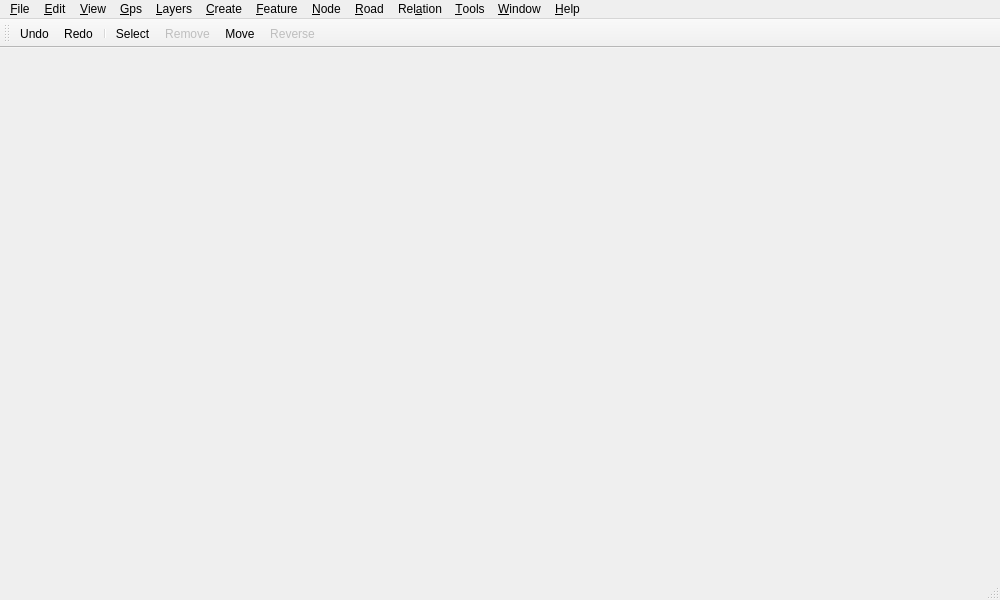
The window that MainWindow.ui (openstreetmap/merkaartor) describes before a commit, drawn with Qt 5.
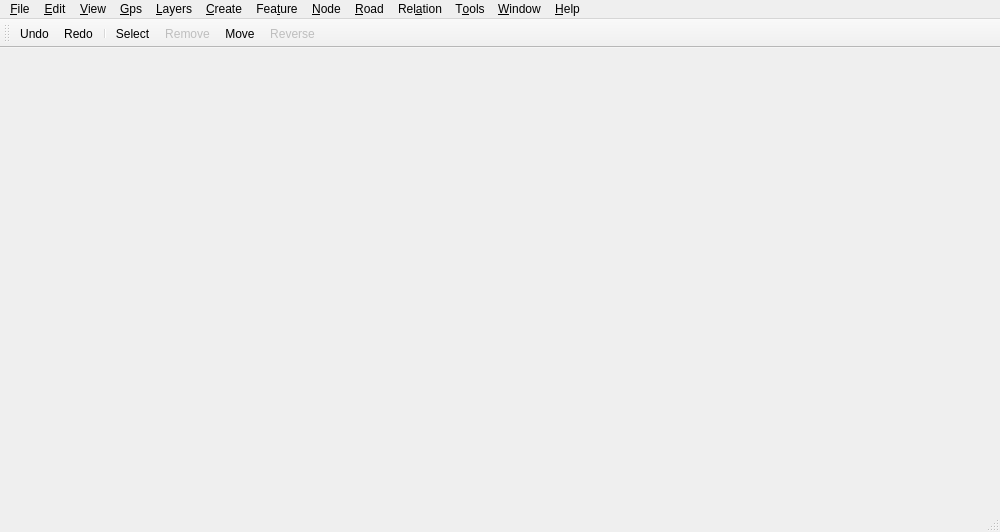
The same window after the commit. Icons and pictures are not drawn.

Commit message: FIX : Cache preferences values for quicker access. FIX : Crash wen reloading MDC when no layer specified in the command XML (fixes #1434) ADD : "Offline" mode switch. ADD : Add a "Separate Move Mode" preference to remove "Move" mode. Moving features will be done from the "Edit" mode if deactivated. Only selected feature can be moved, then.

The edit to the form file:
```diff
--- a/MainWindow.ui
+++ b/MainWindow.ui
@@ -1,13 +1,13 @@
 <?xml version="1.0" encoding="UTF-8"?>
 <ui version="4.0">
  <class>MainWindow</class>
- <widget class="QMainWindow" name="MainWindow">
-  <property name="geometry">
+ <widget class="QMainWindow" name="MainWindow" >
+  <property name="geometry" >
    <rect>
     <x>0</x>
     <y>0</y>
     <width>1000</width>
-    <height>600</height>
+    <height>532</height>
    </rect>
   </property>
   <property name="windowTitle">
@@ -17,24 +17,24 @@
    <iconset resource="Icons/AllIcons.qrc">
     <normaloff>:/Icons/Merkaartor.xpm</normaloff>:/Icons/Merkaartor.xpm</iconset>
   </property>
-  <widget class="QWidget" name="centralWidget"/>
-  <widget class="QMenuBar" name="theMenuBar">
-   <property name="geometry">
+  <widget class="QWidget" name="centralWidget" />
+  <widget class="QMenuBar" name="theMenuBar" >
+   <property name="geometry" >
     <rect>
      <x>0</x>
      <y>0</y>
      <width>1000</width>
-     <height>21</height>
+     <height>24</height>
     </rect>
    </property>
-   <widget class="QMenu" name="menuHelp">
-    <property name="title">
+   <widget class="QMenu" name="menuHelp" >
+    <property name="title" >
      <string>&amp;Help</string>
     </property>
     <addaction name="helpAboutAction"/>
    </widget>
-   <widget class="QMenu" name="menuCreate">
-    <property name="title">
+   <widget class="QMenu" name="menuCreate" >
+    <property name="title" >
      <string>&amp;Create</string>
     </property>
     <addaction name="createNodeAction"/>
@@ -44,8 +44,8 @@
     <addaction name="createAreaAction"/>
     <addaction name="createRelationAction"/>
    </widget>
-   <widget class="QMenu" name="menuRoad">
-    <property name="title">
+   <widget class="QMenu" name="menuRoad" >
+    <property name="title" >
      <string>&amp;Road</string>
     </property>
     <addaction name="roadSplitAction"/>
@@ -53,8 +53,8 @@
     <addaction name="roadJoinAction"/>
     <addaction name="editReverseAction"/>
    </widget>
-   <widget class="QMenu" name="menuEdit">
-    <property name="title">
+   <widget class="QMenu" name="menuEdit" >
+    <property name="title" >
      <string>&amp;Edit</string>
     </property>
     <addaction name="editUndoAction"/>
@@ -71,8 +71,8 @@
     <addaction name="separator"/>
     <addaction name="editSelectAction"/>
    </widget>
-   <widget class="QMenu" name="menuView">
-    <property name="title">
+   <widget class="QMenu" name="menuView" >
+    <property name="title" >
      <string>&amp;View</string>
     </property>
     <widget class="QMenu" name="menuBookmarks">
@@ -125,8 +125,8 @@
     <addaction name="viewGotoAction"/>
     <addaction name="menuBookmarks"/>
    </widget>
-   <widget class="QMenu" name="menuFile">
-    <property name="title">
+   <widget class="QMenu" name="menuFile" >
+    <property name="title" >
      <string>&amp;File</string>
     </property>
     <widget class="QMenu" name="menuExport">
@@ -173,9 +173,9 @@
     <addaction name="separator"/>
     <addaction name="fileQuitAction"/>
    </widget>
-   <widget class="QMenu" name="menuTools">
-    <property name="title">
-     <string>&amp;Tools</string>
+   <widget class="QMenu" name="menuTools" >
+    <property name="title" >
+     <string>T&amp;ools</string>
     </property>
     <widget class="QMenu" name="menuStyle_2">
      <property name="title">
@@ -202,16 +202,16 @@
     <addaction name="separator"/>
     <addaction name="toolsPreferencesAction"/>
    </widget>
-   <widget class="QMenu" name="menu_Node">
-    <property name="title">
+   <widget class="QMenu" name="menu_Node" >
+    <property name="title" >
      <string>&amp;Node</string>
     </property>
     <addaction name="nodeMergeAction"/>
     <addaction name="nodeAlignAction"/>
     <addaction name="nodeDetachAction"/>
    </widget>
-   <widget class="QMenu" name="windowAction">
-    <property name="title">
+   <widget class="QMenu" name="windowAction" >
+    <property name="title" >
      <string>&amp;Window</string>
     </property>
     <widget class="QMenu" name="menu_Docks">
@@ -231,19 +231,19 @@
     <addaction name="windowHideAllAction"/>
     <addaction name="windowShowAllAction"/>
    </widget>
-   <widget class="QMenu" name="menu_Feature">
-    <property name="title">
-     <string>&amp;Feature</string>
+   <widget class="QMenu" name="menu_Feature" >
+    <property name="title" >
+     <string>Fea&amp;ture</string>
     </property>
     <addaction name="featureCommitAction"/>
    </widget>
-   <widget class="QMenu" name="menuLayers">
-    <property name="title">
+   <widget class="QMenu" name="menuLayers" >
+    <property name="title" >
      <string>&amp;Layers</string>
     </property>
    </widget>
-   <widget class="QMenu" name="menuGps">
-    <property name="title">
+   <widget class="QMenu" name="menuGps" >
+    <property name="title" >
      <string>&amp;Gps</string>
     </property>
     <addaction name="gpsConnectAction"/>
@@ -255,26 +255,26 @@
     <addaction name="separator"/>
     <addaction name="gpsCenterAction"/>
    </widget>
-   <widget class="QMenu" name="menuRelation">
-    <property name="title">
+   <widget class="QMenu" name="menuRelation" >
+    <property name="title" >
      <string>Rel&amp;ation</string>
     </property>
     <addaction name="relationAddMemberAction"/>
     <addaction name="relationRemoveMemberAction"/>
    </widget>
-   <addaction name="menuFile"/>
-   <addaction name="menuEdit"/>
-   <addaction name="menuView"/>
-   <addaction name="menuGps"/>
-   <addaction name="menuLayers"/>
-   <addaction name="menuCreate"/>
-   <addaction name="menu_Feature"/>
-   <addaction name="menu_Node"/>
-   <addaction name="menuRoad"/>
-   <addaction name="menuRelation"/>
-   <addaction name="menuTools"/>
-   <addaction name="windowAction"/>
-   <addaction name="menuHelp"/>
+   <addaction name="menuFile" />
+   <addaction name="menuEdit" />
+   <addaction name="menuView" />
+   <addaction name="menuGps" />
+   <addaction name="menuLayers" />
+   <addaction name="menuCreate" />
+   <addaction name="menu_Feature" />
+   <addaction name="menu_Node" />
+   <addaction name="menuRoad" />
+   <addaction name="menuRelation" />
+   <addaction name="menuTools" />
+   <addaction name="windowAction" />
+   <addaction name="menuHelp" />
   </widget>
   <widget class="QStatusBar" name="StatusBar"/>
   <widget class="QToolBar" name="toolBar">
```
Left out of the diff: 990 changed lines with no effect on the pictures. The commit also changes 36 other files.
